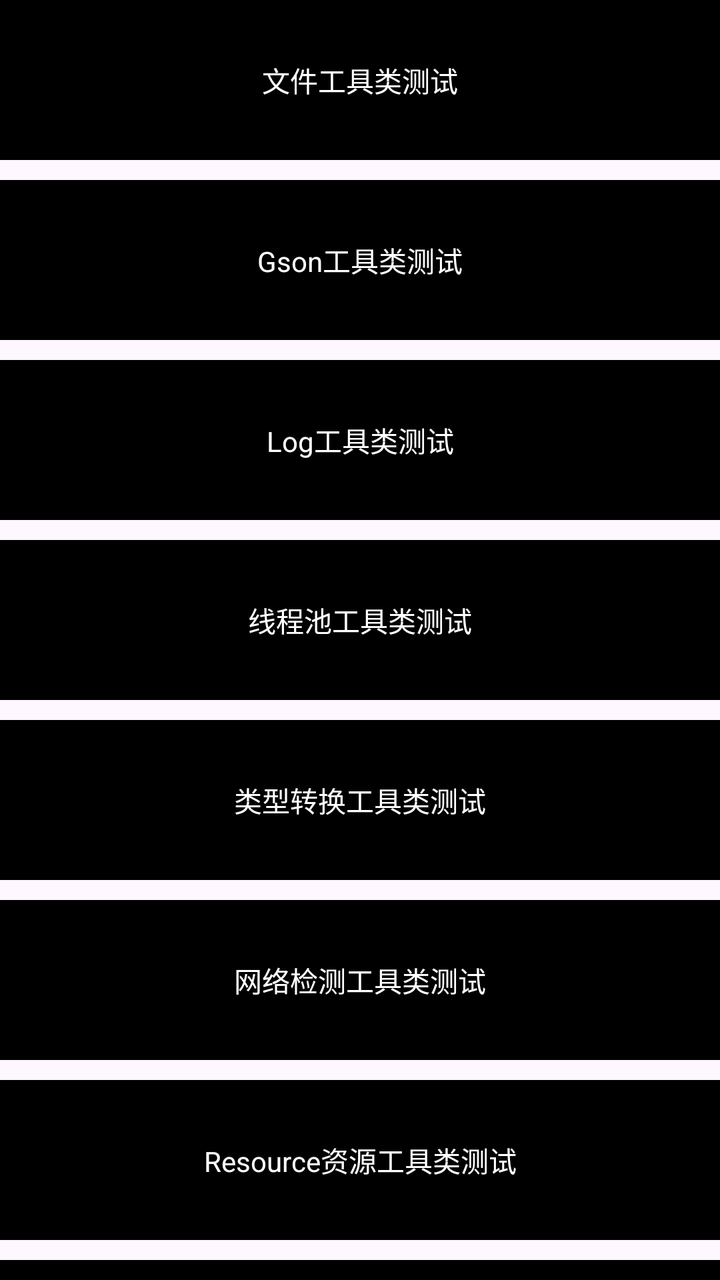
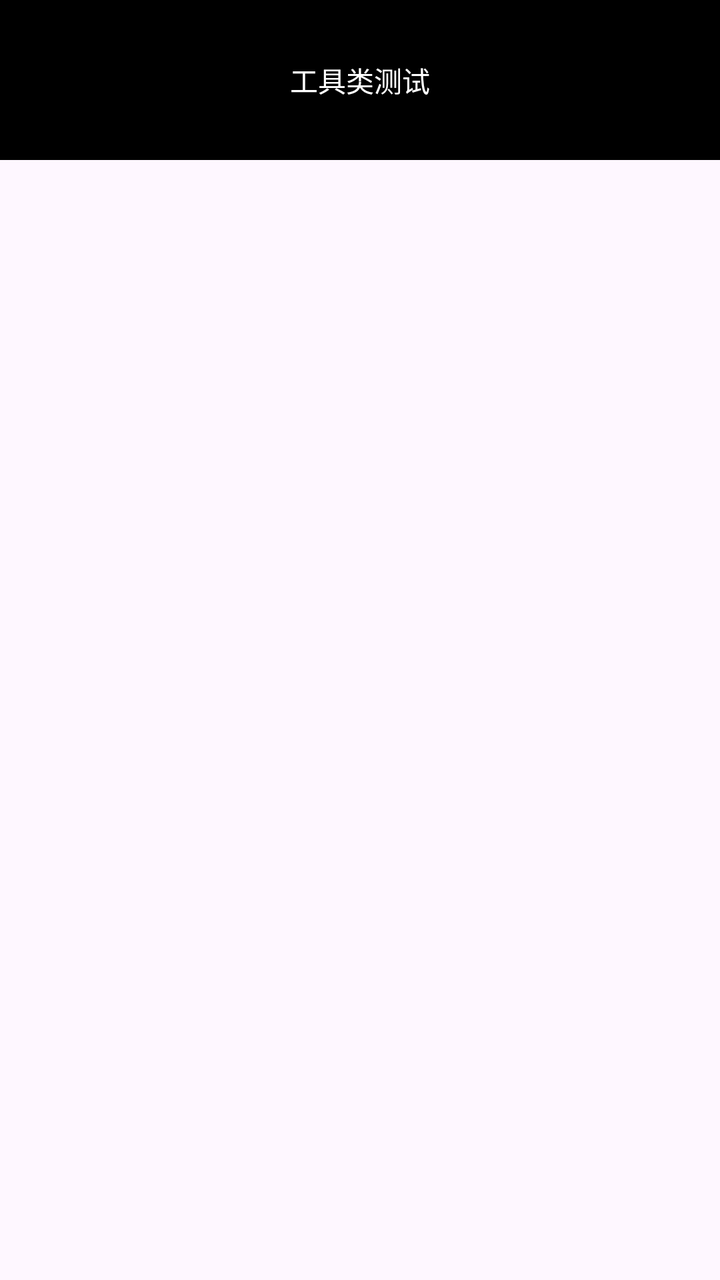

An Android layout rendered at two revisions. The XML below is the earlier revision; the diff shows what the commit changed to produce the second picture.
<!-- AndroidManifest.xml: application theme Theme.ToolKit -->
<!-- res/layout/activity_main.xml -->
<?xml version="1.0" encoding="utf-8"?>
<androidx.constraintlayout.widget.ConstraintLayout xmlns:android="http://schemas.android.com/apk/res/android"
    xmlns:app="http://schemas.android.com/apk/res-auto"
    xmlns:tools="http://schemas.android.com/tools"
    android:id="@+id/main"
    android:layout_width="match_parent"
    android:layout_height="match_parent"
    tools:context=".MainActivity">

    <ScrollView
        android:id="@+id/tab_bar"
        android:layout_width="match_parent"
        android:layout_height="match_parent"
        android:scrollbars="none"
        tools:ignore="MissingConstraints">

        <LinearLayout
            android:layout_width="match_parent"
            android:layout_height="wrap_content"
            android:gravity="center_horizontal"
            android:orientation="vertical">

            <TextView
                android:layout_width="match_parent"
                android:layout_height="80dp"
                android:background="@color/black"
                android:gravity="center"
                android:text="文件工具类测试"
                android:textColor="@color/white" />

            <TextView
                android:layout_width="match_parent"
                android:layout_height="80dp"
                android:layout_marginTop="10dp"
                android:background="@color/black"
                android:gravity="center"
                android:text="Gson工具类测试"
                android:textColor="@color/white" />

            <TextView
                android:layout_width="match_parent"
                android:layout_height="80dp"
                android:layout_marginTop="10dp"
                android:background="@color/black"
                android:gravity="center"
                android:text="Log工具类测试"
                android:textColor="@color/white" />

            <TextView
                android:layout_width="match_parent"
                android:layout_height="80dp"
                android:layout_marginTop="10dp"
                android:background="@color/black"
                android:gravity="center"
                android:text="线程池工具类测试"
                android:textColor="@color/white" />

            <TextView
                android:layout_width="match_parent"
                android:layout_height="80dp"
                android:layout_marginTop="10dp"
                android:background="@color/black"
                android:gravity="center"
                android:text="类型转换工具类测试"
                android:textColor="@color/white" />

            <TextView
                android:layout_width="match_parent"
                android:layout_height="80dp"
                android:layout_marginTop="10dp"
                android:background="@color/black"
                android:gravity="center"
                android:text="网络检测工具类测试"
                android:textColor="@color/white" />

            <TextView
                android:layout_width="match_parent"
                android:layout_height="80dp"
                android:layout_marginTop="10dp"
                android:background="@color/black"
                android:gravity="center"
                android:text="Resource资源工具类测试"
                android:textColor="@color/white" />

            <TextView
                android:layout_width="match_parent"
                android:layout_height="80dp"
                android:layout_marginTop="10dp"
                android:background="@color/black"
                android:gravity="center"
                android:text="屏幕控制工具类测试"
                android:textColor="@color/white" />

            <TextView
                android:layout_width="match_parent"
                android:layout_height="80dp"
                android:layout_marginTop="10dp"
                android:background="@color/black"
                android:gravity="center"
                android:text="时间工具类测试"
                android:textColor="@color/white" />

            <TextView
                android:layout_width="match_parent"
                android:layout_height="80dp"
                android:layout_marginTop="10dp"
                android:background="@color/black"
                android:gravity="center"
                android:text="Toast工具类测试"
                android:textColor="@color/white" />

        </LinearLayout>
    </ScrollView>
</androidx.constraintlayout.widget.ConstraintLayout>
<!-- resources referenced by this layout -->
<resources>
  <color name="black">#FF000000</color>
  <color name="white">#FFFFFFFF</color>
  <style name="Theme.ToolKit" parent="Base.Theme.ToolKit" />
  <style name="Base.Theme.ToolKit" parent="Theme.Material3.DayNight.NoActionBar">
          
          
      </style>
</resources>

<!-- the commit's change to res/layout/activity_main.xml (unified diff, before → after) -->
@@ -25,90 +25,8 @@
                 android:layout_height="80dp"
                 android:background="@color/black"
                 android:gravity="center"
-                android:text="文件工具类测试"
+                android:text="工具类测试"
                 android:textColor="@color/white" />
-
-            <TextView
-                android:layout_width="match_parent"
-                android:layout_height="80dp"
-                android:layout_marginTop="10dp"
-                android:background="@color/black"
-                android:gravity="center"
-                android:text="Gson工具类测试"
-                android:textColor="@color/white" />
-
-            <TextView
-                android:layout_width="match_parent"
-                android:layout_height="80dp"
-                android:layout_marginTop="10dp"
-                android:background="@color/black"
-                android:gravity="center"
-                android:text="Log工具类测试"
-                android:textColor="@color/white" />
-
-            <TextView
-                android:layout_width="match_parent"
-                android:layout_height="80dp"
-                android:layout_marginTop="10dp"
-                android:background="@color/black"
-                android:gravity="center"
-                android:text="线程池工具类测试"
-                android:textColor="@color/white" />
-
-            <TextView
-                android:layout_width="match_parent"
-                android:layout_height="80dp"
-                android:layout_marginTop="10dp"
-                android:background="@color/black"
-                android:gravity="center"
-                android:text="类型转换工具类测试"
-                android:textColor="@color/white" />
-
-            <TextView
-                android:layout_width="match_parent"
-                android:layout_height="80dp"
-                android:layout_marginTop="10dp"
-                android:background="@color/black"
-                android:gravity="center"
-                android:text="网络检测工具类测试"
-                android:textColor="@color/white" />
-
-            <TextView
-                android:layout_width="match_parent"
-                android:layout_height="80dp"
-                android:layout_marginTop="10dp"
-                android:background="@color/black"
-                android:gravity="center"
-                android:text="Resource资源工具类测试"
-                android:textColor="@color/white" />
-
-            <TextView
-                android:layout_width="match_parent"
-                android:layout_height="80dp"
-                android:layout_marginTop="10dp"
-                android:background="@color/black"
-                android:gravity="center"
-                android:text="屏幕控制工具类测试"
-                android:textColor="@color/white" />
-
-            <TextView
-                android:layout_width="match_parent"
-                android:layout_height="80dp"
-                android:layout_marginTop="10dp"
-                android:background="@color/black"
-                android:gravity="center"
-                android:text="时间工具类测试"
-                android:textColor="@color/white" />
-
-            <TextView
-                android:layout_width="match_parent"
-                android:layout_height="80dp"
-                android:layout_marginTop="10dp"
-                android:background="@color/black"
-                android:gravity="center"
-                android:text="Toast工具类测试"
-                android:textColor="@color/white" />
-
         </LinearLayout>
     </ScrollView>
 </androidx.constraintlayout.widget.ConstraintLayout>
